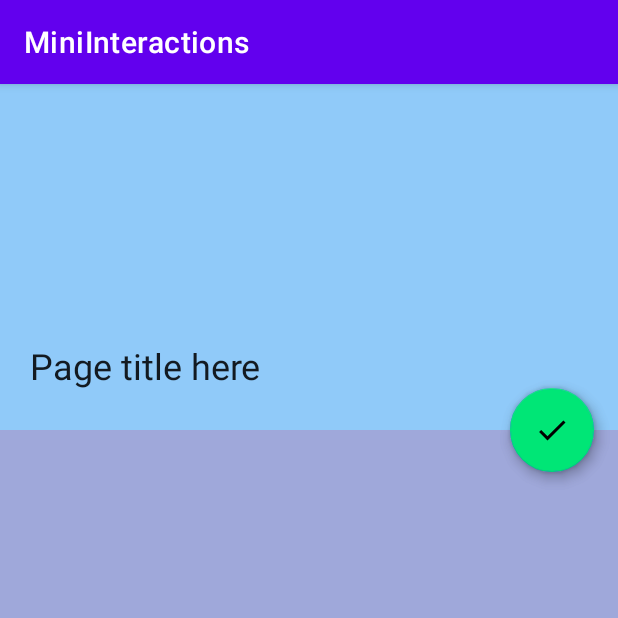
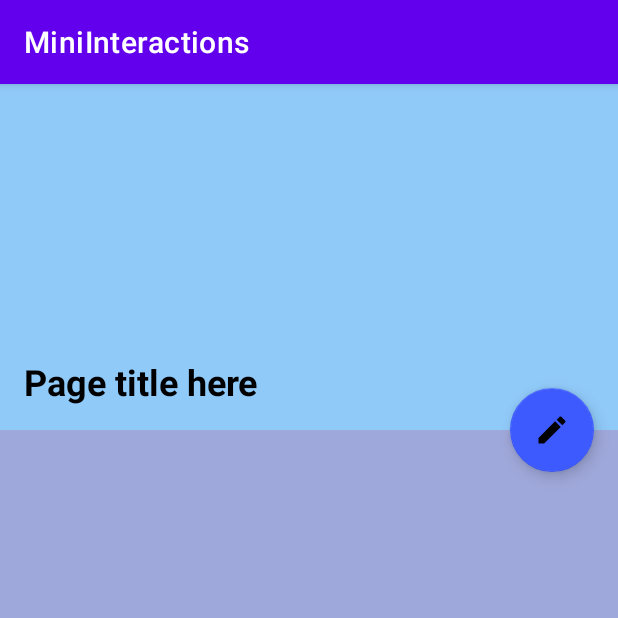
Before and after one commit to yonatanGal/Post_PC_ex1, an Android app: the EditTitleActivity screen opened directly, with no data from a screen before it, on a phone screen of 412 x 824 dp, the top half of it. Run offline under Robolectric (Android 15) with nearby library versions, the phone set to English and light mode, and no system bars.

Commit message:
added TODOs for the exercise in EditTextActivitiy

```diff
--- a/app/src/main/java/android/exercise/mini/interactions/EditTitleActivity.java
+++ b/app/src/main/java/android/exercise/mini/interactions/EditTitleActivity.java
@@ -1,14 +1,94 @@
 package android.exercise.mini.interactions;
 
 import android.os.Bundle;
+import android.view.View;
+import android.widget.EditText;
+import android.widget.TextView;
 
+import androidx.activity.OnBackPressedCallback;
 import androidx.appcompat.app.AppCompatActivity;
 
+import com.google.android.material.floatingactionbutton.FloatingActionButton;
+
 public class EditTitleActivity extends AppCompatActivity {
+
+  // TODO:
+  //  you can add fields to this class. those fields will be accessibly inside any method
+  //  (like `onCreate()` and `onBackPressed()` methods)
+  // for any field, make sure to set it's initial value. You CAN'T write a custom constructor
+  // for example, you can add this field:
+  // `private boolean isEditing = false;`
+  // in onCreate() set `this.isEditing` to `true` once the user starts editing, set to `false` once done editing
+  // in onBackPressed() check `if(this.isEditing)` to understand what to do
 
   @Override
   protected void onCreate(Bundle savedInstanceState) {
     super.onCreate(savedInstanceState);
     setContentView(R.layout.activity_edit_title);
+
+    // find all views
+    FloatingActionButton fabStartEdit = findViewById(R.id.fab_start_edit);
+    FloatingActionButton fabEditDone = findViewById(R.id.fab_edit_done);
+    TextView textViewTitle = findViewById(R.id.textViewPageTitle);
+    EditText editTextTitle = findViewById(R.id.editTextPageTitle);
+
+    // setup - start from static title with "edit" button
+    fabStartEdit.setVisibility(View.VISIBLE);
+    fabEditDone.setVisibility(View.GONE);
+    textViewTitle.setText("Page title here");
+    textViewTitle.setVisibility(View.VISIBLE);
+    editTextTitle.setText("Page title here");
+    editTextTitle.setVisibility(View.GONE);
+
+    // handle clicks on "start edit"
+    fabStartEdit.setOnClickListener(v -> {
+      /*
+      TODO:
+      1. animate out the "start edit" FAB
+      2. animate in the "done edit" FAB
+      3. hide the static title (text-view)
+      4. show the editable title (edit-text)
+      5. make sure the editable title's text is the same as the static one
+      6. optional (HARD!) make the keyboard to open with the edit-text focused,
+          so the user can start typing without the need another click on the edit-text
+
+      to complete (1.) & (2.), start by just changing visibility. only add animations after everything else is ready
+       */
+    });
+
+    // handle clicks on "done edit"
+    fabEditDone.setOnClickListener(v -> {
+      /*
+      TODO:
+      1. animate out the "done edit" FAB
+      2. animate in the "start edit" FAB
+      3. take the text from the user's input in the edit-text and put it inside the static text-view
+      4. show the static title (text-view)
+      5. hide the editable title (edit-text)
+      6. make sure that the keyboard is closed
+
+      to complete (1.) & (2.), start by just changing visibility. only add animations after everything else is ready
+       */
+    });
+  }
+
+  @Override
+  public void onBackPressed() {
+    // BACK button was clicked
+    /*
+    TODO:
+    if user is now editing, tap on BACK will revert the edit. do the following:
+    1. hide the edit-text
+    2. show the static text-view with previous text (discard user's input)
+    3. animate out the "done-edit" FAB
+    4. animate in the "start-edit" FAB
+
+    else, the user isn't editing. continue normal BACK tap behavior to exit the screen.
+    call `super.onBackPressed()`
+
+    notice:
+    to work with views, you will need to find them first.
+    to find views call `findViewById()` in a same way like in `onCreate()`
+     */
   }
 }
```
